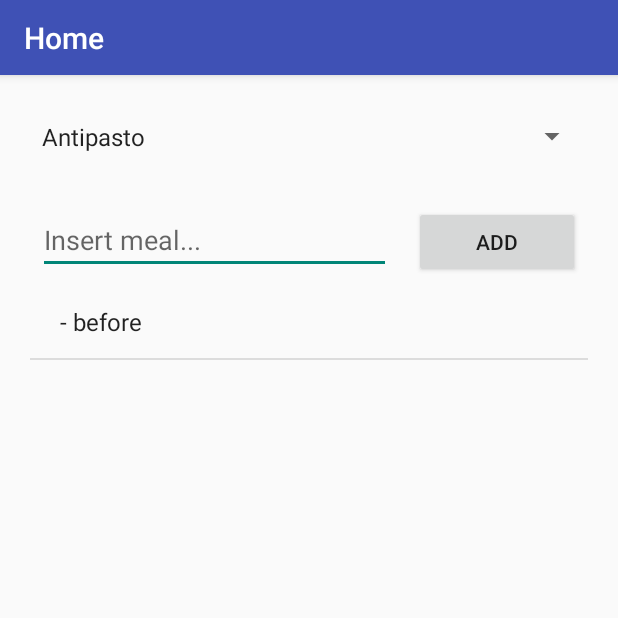
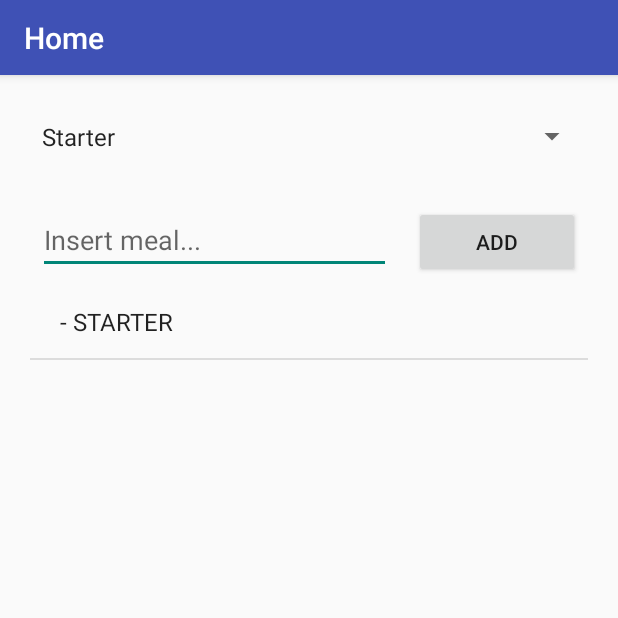
Before and after one commit to darkshadowultimate/weekplanning, an Android app: the AddLunchDinner screen opened directly, with no data from a screen before it, after a tap on "ADD", on a phone screen of 412 x 824 dp, the top half of it. Run offline under Robolectric (Android 15) with nearby library versions, the phone set to English and light mode, and no system bars; our stand-ins replace Firebase (no records; nobody signed in at launch, a user with empty details on screens opened directly); 3 statements that could not run were skipped.

Commit message:
- Add translations to keywords for subcategories (before, first, second, after)

```diff
--- a/app/src/main/java/it/unindubria/pdm/weekplanning/AddLunchDinner.java
+++ b/app/src/main/java/it/unindubria/pdm/weekplanning/AddLunchDinner.java
@@ -179,6 +179,7 @@ public class AddLunchDinner extends AppCompatActivity implements View.OnClickLis
 
         Food food = new Food(nameFoodItem, dateSelected, lunchOrDinner, subcategory, uid);
 
+        food.setSubcategoryTranslation(getTranslationSubcategory(food.getSubcategory()));
         //insertItemToArrayList(food);
         listFoodItemsLunchDinner.add(getPositionToInsertItem(food), food);
         //sortListFoodItems(listFoodItemsLunchDinner);
@@ -217,6 +218,11 @@ public class AddLunchDinner extends AppCompatActivity implements View.OnClickLis
         }
     }
 
+    private String getTranslationSubcategory(String keyword) {
+        int idString = getResources().getIdentifier(keyword, "string", getPackageName());
+        return getString(idString);
+    }
+
     private void synchronizeListFoodItemsWithLocalDB() {
         ArrayList<Food> loadedFoodItems = localDB
                 .getAllFoodItemsSection(uid, dateSelected, lunchOrDinner);
@@ -228,6 +234,7 @@ public class AddLunchDinner extends AppCompatActivity implements View.OnClickLis
         for (String valueCategory : SUBCATEGORIES_VOICES_DB) {
             for(Food item: listToOrder) {
                 if(item.getSubcategory().equals(valueCategory)) {
+                    item.setSubcategoryTranslation(getTranslationSubcategory(item.getSubcategory()));
                     listFoodItemsLunchDinner.add(item);
                 }
             }
--- a/app/src/main/java/it/unindubria/pdm/weekplanning/Food.java
+++ b/app/src/main/java/it/unindubria/pdm/weekplanning/Food.java
@@ -9,6 +9,7 @@ public class Food {
     private String consumationDate;
     private String category;
     private String subcategory;
+    private String subcategoryTranslation;
     private String userId;
 
     // in order to work with DataSnapshot (Firebase),
@@ -93,6 +94,10 @@ public class Food {
         this.subcategory = subcategory;
     }
 
+    public void setSubcategoryTranslation(String subcategoryTranslation) {
+        this.subcategoryTranslation = subcategoryTranslation;
+    }
+
     public void setUserId(String userId) {
         this.userId = userId;
     }
@@ -115,6 +120,6 @@ public class Food {
 
     @Override
     public String toString() {
-        return name + (this.subcategory != null && !this.subcategory.isEmpty() ? " - " + this.subcategory : "");
+        return name + (this.subcategory != null && !this.subcategory.isEmpty() ? " - " + this.subcategoryTranslation : "");
     }
 }
--- a/app/src/main/res/values/strings.xml
+++ b/app/src/main/res/values/strings.xml
@@ -39,11 +39,15 @@
 
     <!-- LunchDinner -->
     <string-array name="dropdown_part_meal">
-        <item>Antipasto</item>
-        <item>Primo</item>
-        <item>Secondo</item>
-        <item>Fine pasto</item>
+        <item>Starter</item>
+        <item>First course</item>
+        <item>Second course</item>
+        <item>End of meal</item>
     </string-array>
+    <string name="before">STARTER</string>
+    <string name="first">FIRST COURSE</string>
+    <string name="second">SECOND COURSE</string>
+    <string name="after">END OF MEAL</string>
     <string name="dropdown_label">Type of meal</string>
 
 </resources>
```
